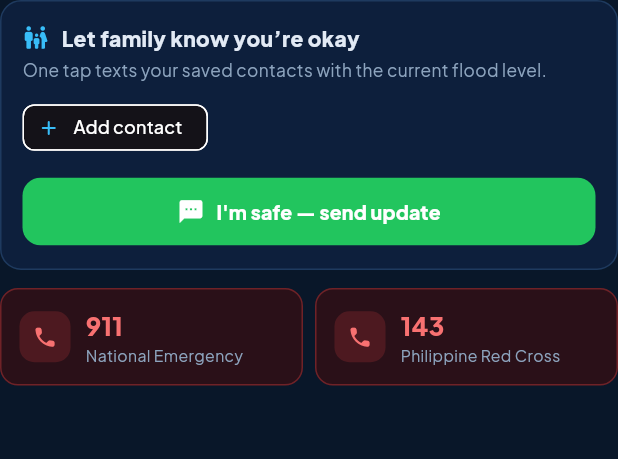
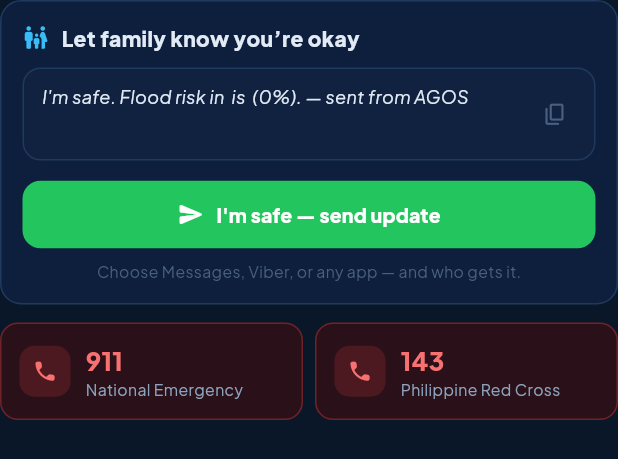
Before and after one commit to joshaurellano/agos-online, a Flutter app: the SafetyToolsCard widget shown alone on an empty page, opened directly with empty values, on a phone screen of 412 x 824 dp. Shown: the top 459 px of the screen. Run offline on Flutter 3.47's test engine with Material 3 defaults, Android fonts, the phone set to English and light mode, and no system bars; our stand-ins replace cached_network_image, connectivity_plus, firebase_core, firebase_crashlytics, firebase_messaging, fl_chart and 12 more; accounts and stored records are empty; network calls fail.

Commit message:
feat(safety): replace saved family contacts with one-button share

```diff
--- a/mobile/lib/widgets/safety_tools.dart
+++ b/mobile/lib/widgets/safety_tools.dart
@@ -1,17 +1,22 @@
 // safety_tools.dart
 //
-// Two things people reach for in a flood that the app didn't offer:
+// Two things people reach for in a flood:
 //
-//  1. "I'm safe" — one tap sends an SMS to the family contacts the resident
-//     saved, with the current flood level for their barangay. (Modeled on the
-//     Red Cross Emergency app's "Family Safe" / one-touch "I'm safe"
-//     message.) It uses the phone's own SMS app via the sms: link, so it
-//     needs no server, no account and works on a weak signal.
+//  1. "I'm safe" — one tap opens the phone's share sheet with a ready message
+//     (current flood level for the barangay). The sheet lists the messaging
+//     app, Viber, WhatsApp, email, ... and the resident chooses the app and who
+//     to send it to, straight from their own contacts. (A direct sms: link was
+//     tried first, but many Android messaging apps ignore it when no phone
+//     number is given — the share sheet is what works everywhere.)
+//     Nothing is stored by AGOS:
+//     no contact list to lose on uninstall, no account, no server, no
+//     contacts permission, and no third parties' phone numbers held by the app.
+//     (An earlier version kept a saved contact list on the device; it vanished
+//     with the app's data, which is worse than not having one.)
 //  2. Emergency hotlines — tap to call.
-//
-// Contacts are stored only on the device (shared_preferences).
 import 'package:flutter/material.dart';
-import 'package:flutter/services.dart' show HapticFeedback;
+import 'package:flutter/services.dart' show Clipboard, ClipboardData, HapticFeedback;
+import 'package:share_plus/share_plus.dart';
 import 'package:shared_preferences/shared_preferences.dart';
 import 'package:url_launcher/url_launcher.dart';
 import '../main.dart';
@@ -31,18 +36,6 @@ const kEmergencyHotlines = <Hotline>[
   Hotline('Philippine Red Cross', '143', 'Rescue and relief'),
 ];
 
-class _Contact {
-  final String name;
-  final String number;
-  const _Contact(this.name, this.number);
-  String encode() => '${name.replaceAll('|', ' ')}|$number';
-  static _Contact? decode(String s) {
-    final i = s.indexOf('|');
-    if (i <= 0) return null;
-    return _Contact(s.substring(0, i), s.substring(i + 1));
-  }
-}
-
 class SafetyToolsCard extends StatefulWidget {
   final String alertLabel; // "Advisory"
   final int? percent; // 32
@@ -59,30 +52,19 @@ class SafetyToolsCard extends StatefulWidget {
 }
 
 class _SafetyToolsCardState extends State<SafetyToolsCard> {
-  static const _prefsKey = 'agos_family_contacts_v1';
-  final List<_Contact> _contacts = [];
-
   @override
   void initState() {
     super.initState();
-    _load();
+    _forgetOldContacts();
   }
 
-  Future<void> _load() async {
+  // Earlier versions saved family numbers in plain text on the device. That
+  // feature is gone, so remove what it left behind rather than keep other
+  // people's phone numbers around with no way to see or delete them.
+  Future<void> _forgetOldContacts() async {
     try {
       final prefs = await SharedPreferences.getInstance();
-      final raw = prefs.getStringList(_prefsKey) ?? const [];
-      _contacts
-        ..clear()
-        ..addAll(raw.map(_Contact.decode).whereType<_Contact>());
-    } catch (_) {}
-    if (mounted) setState(() {});
-  }
-
-  Future<void> _save() async {
-    try {
-      final prefs = await SharedPreferences.getInstance();
-      await prefs.setStringList(_prefsKey, _contacts.map((c) => c.encode()).toList());
+      await prefs.remove('agos_family_contacts_v1');
     } catch (_) {}
   }
 
@@ -93,20 +75,6 @@ class _SafetyToolsCardState extends State<SafetyToolsCard> {
       ..showSnackBar(SnackBar(content: Text(msg)));
   }
 
-  Future<void> _addContact() async {
-    // The dialog owns its text controllers and disposes them itself once it is
-    // truly gone. (Disposing them here, right after showDialog returns, broke
-    // the app: the dialog is still animating out at that moment and its
-    // TextFields rebuilt with already-disposed controllers.)
-    final result = await showDialog<_Contact>(
-      context: context,
-      builder: (_) => const _AddContactDialog(),
-    );
-    if (result == null || !mounted) return;
-    setState(() => _contacts.add(result));
-    await _save();
-  }
-
   String get _message {
     final pct = widget.percent;
     final status = pct == null
@@ -115,22 +83,26 @@ class _SafetyToolsCardState extends State<SafetyToolsCard> {
     return "I'm safe.$status — sent from AGOS";
   }
 
-  Future<void> _sendSafe() async {
+  // Share sheet: lets the resident use whatever app their family actually
+  // answers on (Viber, WhatsApp, Telegram, email, ...) — useful when mobile
+  // load is out but there is Wi-Fi or data. Note: sharing text into Facebook
+  // Messenger is restricted by Meta and may not appear or may not work; SMS
+  // and the other apps are the dependable routes.
+  Future<void> _send() async {
     HapticFeedback.mediumImpact();
-    if (_contacts.isEmpty) {
-      await _addContact();
-      if (_contacts.isEmpty) return;
+    try {
+      await SharePlus.instance.share(
+        ShareParams(text: _message, subject: "I'm safe"),
+      );
+    } catch (_) {
+      _toast("Couldn't open the share menu.");
     }
-    final numbers = _contacts.map((c) => c.number).join(',');
-    // Build the query by hand: Uri(queryParameters:) encodes spaces as '+',
-    // which several SMS apps then show literally.
-    final uri = Uri.parse('sms:$numbers?body=${Uri.encodeComponent(_message)}');
-    try {
-      final ok = await launchUrl(uri);
-      if (!ok) _toast("Couldn't open your messaging app.");
-    } catch (_) {
-      _toast("Couldn't open your messaging app.");
-    }
+  }
+
+  Future<void> _copy() async {
+    HapticFeedback.selectionClick();
+    await Clipboard.setData(ClipboardData(text: _message));
+    _toast('Message copied. Paste it in any app.');
   }
 
   Future<void> _call(Hotline h) async {
@@ -164,33 +136,36 @@ class _SafetyToolsCardState extends State<SafetyToolsCard> {
                       color: AppColors.textPri, fontSize: 14, fontWeight: FontWeight.w800)),
             ),
           ]),
-          const SizedBox(height: 4),
-          Text('One tap texts your saved contacts with the current flood level.',
-              style: TextStyle(color: AppColors.textSec, fontSize: 11.5, height: 1.35)),
           const SizedBox(height: 10),
-          Wrap(spacing: 6, runSpacing: 6, children: [
-            for (var i = 0; i < _contacts.length; i++)
-              InputChip(
-                label: Text(_contacts[i].name, style: const TextStyle(fontSize: 12)),
-                onDeleted: () async {
-                  setState(() => _contacts.removeAt(i));
-                  await _save();
-                },
+          // Preview: shows exactly what will be sent.
+          Container(
+            width: double.infinity,
+            padding: const EdgeInsets.fromLTRB(12, 10, 6, 10),
+            decoration: BoxDecoration(
+              color: AppColors.bgMid,
+              borderRadius: BorderRadius.circular(12),
+              border: Border.all(color: AppColors.bgBorder),
+            ),
+            child: Row(crossAxisAlignment: CrossAxisAlignment.start, children: [
+              Expanded(
+                child: Text(_message,
+                    style: TextStyle(
+                        color: AppColors.textPri, fontSize: 12, height: 1.4, fontStyle: FontStyle.italic)),
+              ),
+              IconButton(
+                tooltip: 'Copy message',
                 visualDensity: VisualDensity.compact,
+                icon: Icon(Icons.copy_rounded, size: 17, color: AppColors.textMuted),
+                onPressed: _copy,
               ),
-            ActionChip(
-              avatar: Icon(Icons.add_rounded, size: 16, color: AppColors.accent),
-              label: const Text('Add contact', style: TextStyle(fontSize: 12)),
-              onPressed: _addContact,
-              visualDensity: VisualDensity.compact,
-            ),
-          ]),
+            ]),
+          ),
           const SizedBox(height: 12),
           SizedBox(
             width: double.infinity,
             child: FilledButton.icon(
-              onPressed: _sendSafe,
-              icon: const Icon(Icons.sms_rounded, size: 18),
+              onPressed: _send,
+              icon: const Icon(Icons.send_rounded, size: 18),
               label: const Text("I'm safe — send update",
                   style: TextStyle(fontWeight: FontWeight.w800, fontSize: 13)),
               style: FilledButton.styleFrom(
@@ -200,6 +175,11 @@ class _SafetyToolsCardState extends State<SafetyToolsCard> {
                 shape: RoundedRectangleBorder(borderRadius: BorderRadius.circular(12)),
               ),
             ),
+          ),
+          const SizedBox(height: 6),
+          Center(
+            child: Text('Choose Messages, Viber, or any app — and who gets it.',
+                style: TextStyle(color: AppColors.textMuted, fontSize: 10.5)),
           ),
         ]),
       ),
@@ -251,67 +231,3 @@ class _SafetyToolsCardState extends State<SafetyToolsCard> {
         ),
       );
 }
-
-
-// ── Add-contact dialog ────────────────────────────────────────────────────────
-class _AddContactDialog extends StatefulWidget {
-  const _AddContactDialog();
-
-  @override
-  State<_AddContactDialog> createState() => _AddContactDialogState();
-}
-
-class _AddContactDialogState extends State<_AddContactDialog> {
-  final _nameCtl = TextEditingController();
-  final _numCtl = TextEditingController();
-  String? _error;
-
-  @override
-  void dispose() {
-    _nameCtl.dispose();
-    _numCtl.dispose();
-    super.dispose();
-  }
-
-  void _save() {
-    final digits = _numCtl.text.replaceAll(RegExp(r'[^0-9+]'), '');
-    final name = _nameCtl.text.trim();
-    if (digits.length < 7) {
-      setState(() => _error = 'Enter a valid mobile number.');
-      return;
-    }
-    Navigator.pop(context, _Contact(name.isEmpty ? digits : name, digits));
-  }
-
-  @override
-  Widget build(BuildContext context) {
-    return AlertDialog(
-      backgroundColor: AppColors.bgMid,
-      title: Text('Add family contact',
-          style: TextStyle(color: AppColors.textPri, fontWeight: FontWeight.w800, fontSize: 16)),
-      content: Column(mainAxisSize: MainAxisSize.min, children: [
-        TextField(
-          controller: _nameCtl,
-          textCapitalization: TextCapitalization.words,
-          style: TextStyle(color: AppColors.textPri),
-          decoration: const InputDecoration(labelText: 'Name'),
-        ),
-        const SizedBox(height: 8),
-        TextField(
-          controller: _numCtl,
-          keyboardType: TextInputType.phone,
-          style: TextStyle(color: AppColors.textPri),
-          decoration: InputDecoration(
-            labelText: 'Mobile number',
-            hintText: '09XX XXX XXXX',
-            errorText: _error,
-          ),
-        ),
-      ]),
-      actions: [
-        TextButton(onPressed: () => Navigator.pop(context), child: const Text('Cancel')),
-        FilledButton(onPressed: _save, child: const Text('Save')),
-      ],
-    );
-  }
-}
--- a/mobile/pubspec.yaml
+++ b/mobile/pubspec.yaml
@@ -58,6 +58,7 @@ dependencies:
   firebase_crashlytics: ^5.0.0
   # Opens the privacy policy / feedback email from Settings.
   url_launcher: ^6.3.0
+  share_plus: ^11.1.0
 
 
 dev_dependencies:
```
Also changed, not shown: mobile/pubspec.lock, 3 other files.
